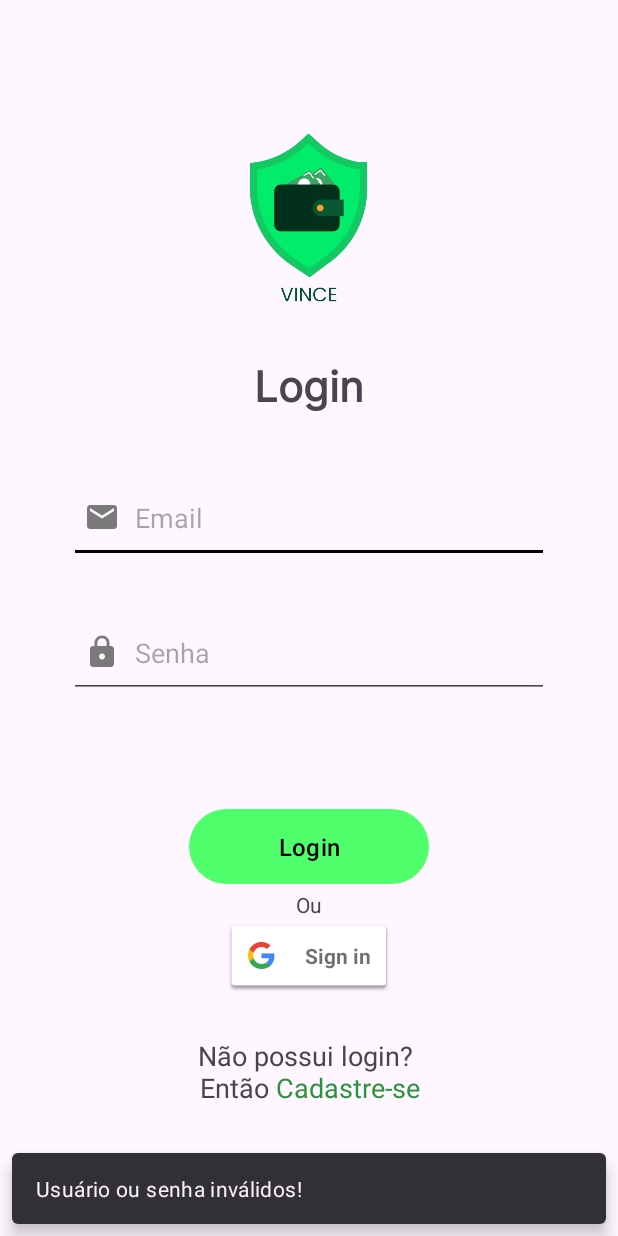
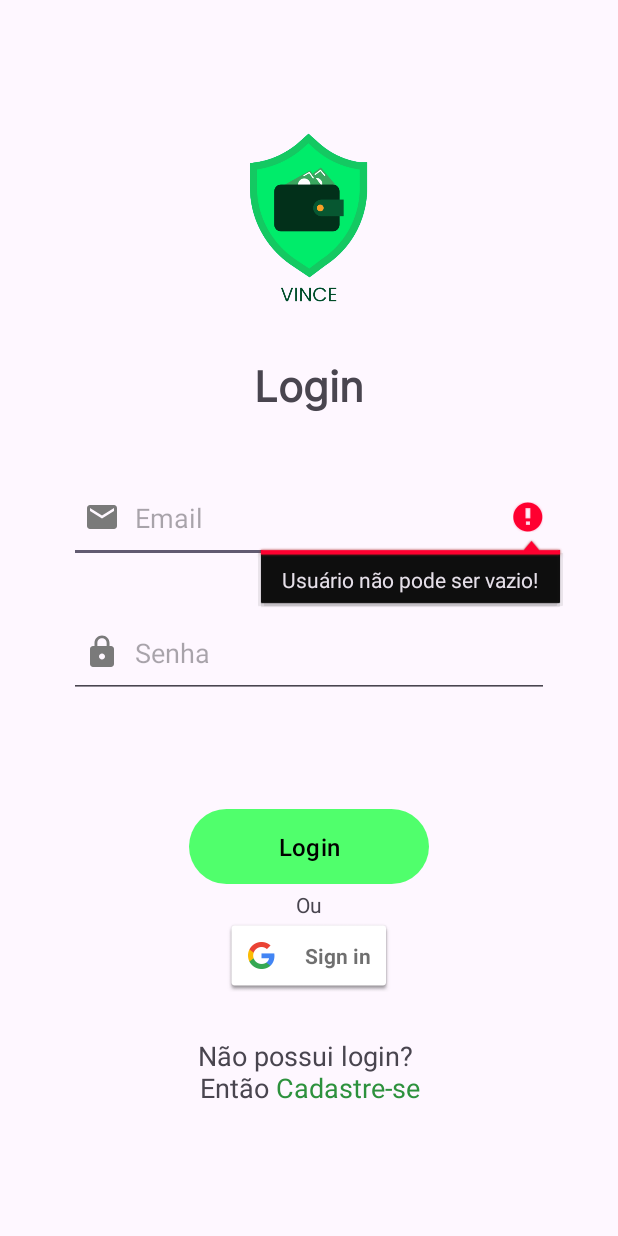
Before and after one commit to jotape-exe/vince, an Android app: the screen it shows after launch (LoginActivity), after a tap on "Login", on a phone screen of 412 x 824 dp. Run offline under Robolectric (Android 15) with nearby library versions, the phone set to English and light mode, and no system bars; our stand-ins replace Firebase (no records; nobody signed in at launch, a user with empty details on screens opened directly).

Commit message:
Login with google

```diff
--- a/app/src/main/java/com/company/ourfinances/view/LoginActivity.kt
+++ b/app/src/main/java/com/company/ourfinances/view/LoginActivity.kt
@@ -8,11 +8,14 @@ import androidx.appcompat.app.AppCompatActivity
 import android.os.Bundle
 import android.text.SpannableString
 import android.text.Spanned
+import android.text.TextUtils
 import android.text.style.ForegroundColorSpan
 import android.util.Log
 import android.view.View
 import android.widget.Button
 import android.widget.EditText
+import androidx.activity.result.ActivityResult
+import androidx.activity.result.contract.ActivityResultContracts
 import androidx.appcompat.app.AlertDialog
 import androidx.core.content.ContextCompat
 import androidx.lifecycle.ViewModelProvider
@@ -21,9 +24,15 @@ import com.company.ourfinances.R
 import com.company.ourfinances.databinding.ActivityLoginBinding
 import com.company.ourfinances.view.assets.LoadingDialog
 import com.company.ourfinances.viewmodel.LoginViewModel
+import com.google.android.gms.auth.api.signin.GoogleSignIn
 import com.google.android.gms.auth.api.signin.GoogleSignInClient
+import com.google.android.gms.auth.api.signin.GoogleSignInOptions
+import com.google.android.gms.common.api.ApiException
+import com.google.android.gms.tasks.Task
 import com.google.android.material.snackbar.Snackbar
+import com.google.firebase.auth.AuthResult
 import com.google.firebase.auth.FirebaseAuth
+import com.google.firebase.auth.GoogleAuthProvider
 import com.google.firebase.auth.ktx.auth
 import com.google.firebase.ktx.Firebase
 import java.lang.Exception
@@ -35,6 +44,8 @@ class LoginActivity : AppCompatActivity() {
     private lateinit var googleSignInClient: GoogleSignInClient
     private lateinit var auth: FirebaseAuth;
     private lateinit var loadingDialog: LoadingDialog
+
+    private val SERVER_CLIENT_ID = "688509858493-ih7seb3jb90qp0916qhgp12vcr264nrg.apps.googleusercontent.com"
 
     override fun onCreate(savedInstanceState: Bundle?) {
         super.onCreate(savedInstanceState)
@@ -48,6 +59,13 @@ class LoginActivity : AppCompatActivity() {
         listeners()
 
         auth = Firebase.auth
+
+        val googleSignInOptions = GoogleSignInOptions.Builder(GoogleSignInOptions.DEFAULT_SIGN_IN)
+            .requestIdToken(SERVER_CLIENT_ID)
+            .requestEmail()
+            .build()
+
+        googleSignInClient = GoogleSignIn.getClient(applicationContext, googleSignInOptions)
 
         val fullTextRegister = binding.textRegister.text.toString()
 
@@ -79,40 +97,55 @@ class LoginActivity : AppCompatActivity() {
 
         binding.buttonLogin.setOnClickListener {
             loadingDialog.startLoadingDialog()
-            val email = binding.editEmailLogin.text.toString()
-            val password = binding.editPasswordLogin.text.toString()
-            try {
-                loginWithEmailAndPassword(email, password)
-            } catch (ex: Exception) {
-                changeEditTextOutlineColor(
-                    binding.editEmailLogin,
-                    binding.editPasswordLogin,
-                    colorId = R.color.red
-                )
-                Snackbar.make(
-                    binding.loginMain,
-                    "Preencha os campos corretamente!",
-                    Snackbar.LENGTH_SHORT
-                ).show()
+            val email = binding.editEmailLogin.text
+            val password = binding.editPasswordLogin.text
+            if(TextUtils.isEmpty(email)){
+                binding.editEmailLogin.error = "Usuário não pode ser vazio!"
                 loadingDialog.dismissDialog()
+            } else if(TextUtils.isEmpty(password)){
+                binding.editPasswordLogin.error = "Senha não pode ser vazia!"
+                loadingDialog.dismissDialog()
+            } else {
+                loginWithEmailAndPassword(email.toString(), password.toString())
             }
         }
 
-        binding.editEmailLogin.onFocusChangeListener =
-            View.OnFocusChangeListener { v, hasFocus ->
-                if (hasFocus) {
-                    changeEditTextOutlineColor(binding.editEmailLogin, colorId = R.color.black)
-                }
+        binding.googleButton.setOnClickListener {
+            signIn()
+        }
+
+    }
+
+    private fun signIn() {
+        val intent = googleSignInClient.signInIntent
+        startActivityWithGoogle.launch(intent)
+    }
+
+    var startActivityWithGoogle = registerForActivityResult(ActivityResultContracts.StartActivityForResult()){
+        result: ActivityResult ->
+
+        if (result.resultCode == RESULT_OK){
+            val intent = result.data
+            val task = GoogleSignIn.getSignedInAccountFromIntent(intent)
+
+            try {
+                val account = task.getResult(ApiException::class.java)
+                loginWithGoogle(account.idToken!!)
+            } catch (e: ApiException){
+
+            }
+        }
+    }
+
+    private fun loginWithGoogle(token: String) {
+        val credential = GoogleAuthProvider.getCredential(token, null)
+        auth.signInWithCredential(credential).addOnCompleteListener{
+            task: Task<AuthResult> ->
+            if (task.isSuccessful){
+                openMainActivity()
             }
 
-        binding.editPasswordLogin.onFocusChangeListener =
-            View.OnFocusChangeListener { v, hasFocus ->
-                if (hasFocus) {
-                    changeEditTextOutlineColor(binding.editPasswordLogin, colorId = R.color.black)
-                }
-            }
-
-
+        }
     }
 
     private fun loginWithEmailAndPassword(email: String, password: String) {
@@ -142,14 +175,6 @@ class LoginActivity : AppCompatActivity() {
         finish()
     }
 
-    private fun changeEditTextOutlineColor(vararg editTexts: EditText, colorId: Int) {
-        val color = ContextCompat.getColor(this, colorId)
-        for (editText in editTexts) {
-            val outlineDrawable: Drawable? = editText.background
-            outlineDrawable?.setTint(color)
-        }
-    }
-
     private fun observer() {
 
     }
--- a/app/src/main/res/layout/activity_login.xml
+++ b/app/src/main/res/layout/activity_login.xml
@@ -86,13 +86,13 @@
         android:layout_width="wrap_content"
         android:layout_height="wrap_content"
         android:text="Ou"
-        app:layout_constraintBottom_toTopOf="@id/signin_button"
+        app:layout_constraintBottom_toTopOf="@id/google_button"
         app:layout_constraintEnd_toEndOf="@+id/button_login"
         app:layout_constraintStart_toStartOf="@+id/button_login"
         app:layout_constraintTop_toBottomOf="@id/button_login" />
 
     <com.google.android.gms.common.SignInButton
-        android:id="@+id/signin_button"
+        android:id="@+id/google_button"
         android:layout_width="wrap_content"
         android:layout_height="wrap_content"
         app:layout_constraintBottom_toTopOf="@id/text_register"
@@ -109,9 +109,9 @@
         android:textAlignment="center"
         android:textSize="18sp"
         app:layout_constraintBottom_toBottomOf="parent"
-        app:layout_constraintEnd_toEndOf="@+id/signin_button"
-        app:layout_constraintStart_toStartOf="@+id/signin_button"
-        app:layout_constraintTop_toBottomOf="@id/signin_button" />
+        app:layout_constraintEnd_toEndOf="@+id/google_button"
+        app:layout_constraintStart_toStartOf="@+id/google_button"
+        app:layout_constraintTop_toBottomOf="@id/google_button" />
 
 
 </androidx.constraintlayout.widget.ConstraintLayout>
```
